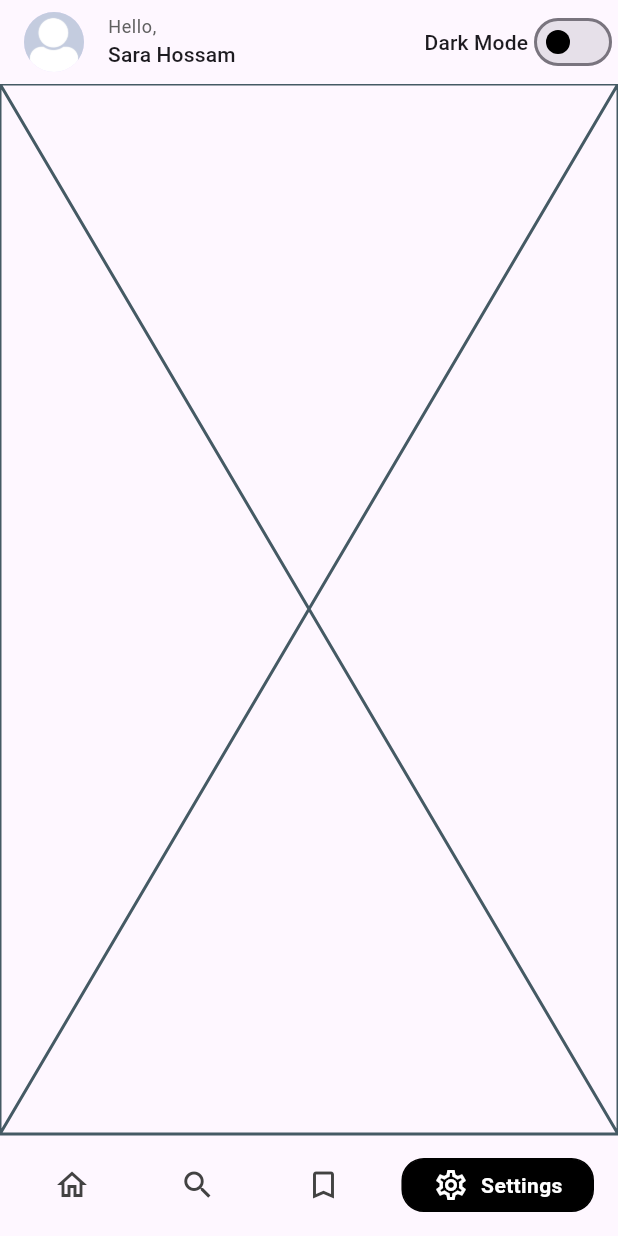
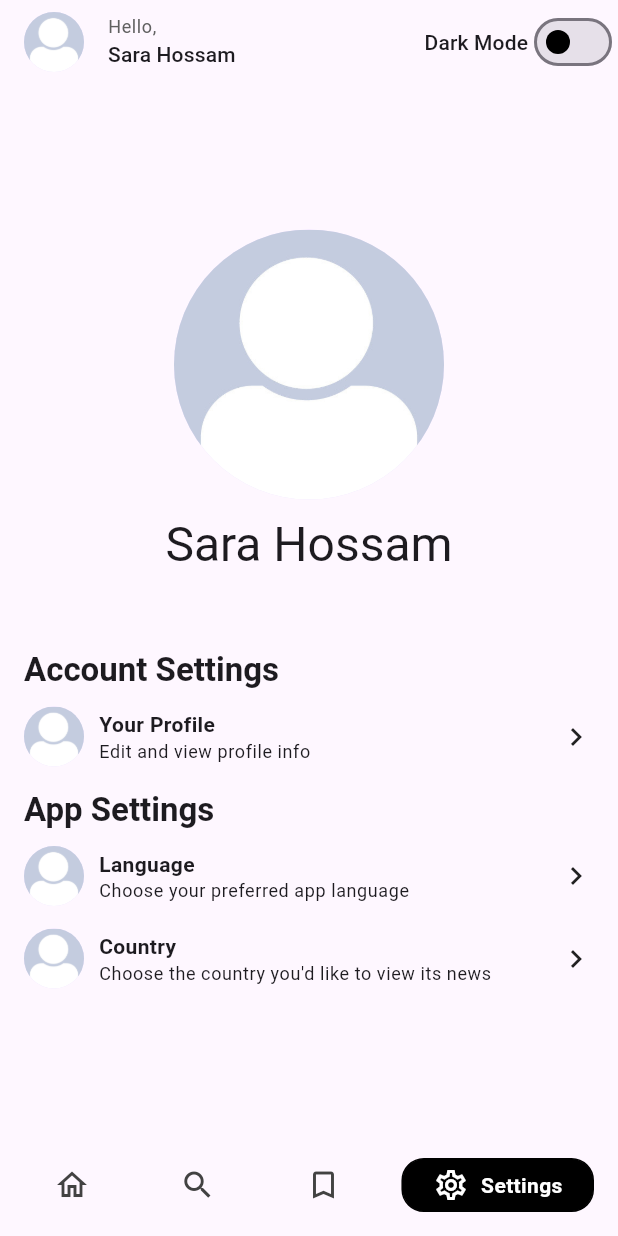
Before and after one commit to SaraHossGit/news_app, a Flutter app: the screen it shows after launch, item 4 of the bottom bar chosen, on a phone screen of 412 x 824 dp. Run offline on Flutter 3.47's test engine with Material 3 defaults, Android fonts, the phone set to English and light mode, and no system bars; drawn by our look-alikes of google_nav_bar; our stand-ins replace bloc, carousel_slider, dio, flutter_bloc, shared_preferences and 1 more; missing offline and left inert: dart:ffi, flutter_share; network calls fail.

Commit message:
settings screen UI

```diff
--- a/lib/modules/settings_screen.dart
+++ b/lib/modules/settings_screen.dart
@@ -1,10 +1,93 @@
 import 'package:flutter/material.dart';
 
 class SettingsScreen extends StatelessWidget {
-  const SettingsScreen({super.key});
+  SettingsScreen({super.key});
+
+  String userName = "Sara Hossam";
+  String userImg = "";
 
   @override
   Widget build(BuildContext context) {
-    return const Placeholder();
+    return Padding(
+      padding: const EdgeInsets.symmetric(horizontal: 16.0),
+      child: Column(
+        crossAxisAlignment: CrossAxisAlignment.start,
+        mainAxisAlignment: MainAxisAlignment.center,
+        children: [
+          Center(
+            child: CircleAvatar(
+              backgroundImage: userImg.isEmpty
+                  ? const AssetImage("assets/images/profile.jpg")
+                  : AssetImage(userImg),
+              radius: 90,
+            ),
+          ),
+          SizedBox(height: 10),
+          userName.isEmpty
+              ? SizedBox()
+              : Center(
+                child: Text(userName,
+                    style: Theme.of(context).textTheme.headlineLarge),
+              ),
+          SizedBox(height: 50),
+          Text("Account Settings",
+              style: Theme.of(context).textTheme.titleLarge?.copyWith(fontWeight: FontWeight.bold)),
+          SizedBox(height: 10),
+          _settingsTile(
+            context: context,
+            tileImg: "assets/images/profile.jpg",
+            tileTitle: "Your Profile",
+            tileDescription: "Edit and view profile info",
+            onPressed: (){},
+          ),
+          SizedBox(height: 15),
+          Text("App Settings",
+              style: Theme.of(context).textTheme.titleLarge?.copyWith(fontWeight: FontWeight.bold)),
+          SizedBox(height: 10),
+          _settingsTile(
+            context: context,
+            tileImg: "assets/images/profile.jpg",
+            tileTitle: "Language",
+            tileDescription: "Choose your preferred app language",
+            onPressed: (){},
+          ),
+          SizedBox(height: 15),
+          _settingsTile(
+            context: context,
+            tileImg: "assets/images/profile.jpg",
+            tileTitle: "Country",
+            tileDescription: "Choose the country you'd like to view its news",
+            onPressed: (){},
+          ),
+        ],
+      ),
+    );
   }
+
+  Widget _settingsTile({
+    required String tileImg,
+    required String tileTitle,
+    required String tileDescription,
+    required VoidCallback onPressed,
+    required BuildContext context,
+}) =>GestureDetector(
+    onTap: (){},
+    child: Row(
+      children: [
+        CircleAvatar(
+            backgroundImage: AssetImage(tileImg)
+        ),
+        SizedBox(width: 10),
+        Expanded(
+          child: Column(
+            crossAxisAlignment: CrossAxisAlignment.start,
+            children: [
+              Text(tileTitle, style: Theme.of(context).textTheme.bodyMedium?.copyWith(fontWeight: FontWeight.bold)),
+              Text(tileDescription, style: Theme.of(context).textTheme.bodySmall),
+            ],
+          ),
+        ),
+        Icon(Icons.chevron_right),
+      ],),
+  );
 }
--- a/lib/shared/style/themes.dart
+++ b/lib/shared/style/themes.dart
@@ -37,9 +37,12 @@ darkThemeData() => ThemeData(
         indicatorColor: Colors.white,
         tabAlignment: TabAlignment.center,
       ),
+  iconTheme: IconThemeData(color: Colors.white),
   textTheme: TextTheme(
+    headlineLarge:TextStyle(color: Colors.white),
     labelLarge: TextStyle(color: Colors.white),
     bodySmall: TextStyle(color: Colors.white),
+    bodyMedium: TextStyle(color: Colors.white),
     titleLarge: TextStyle(color: Colors.white),
   )
     );
```
